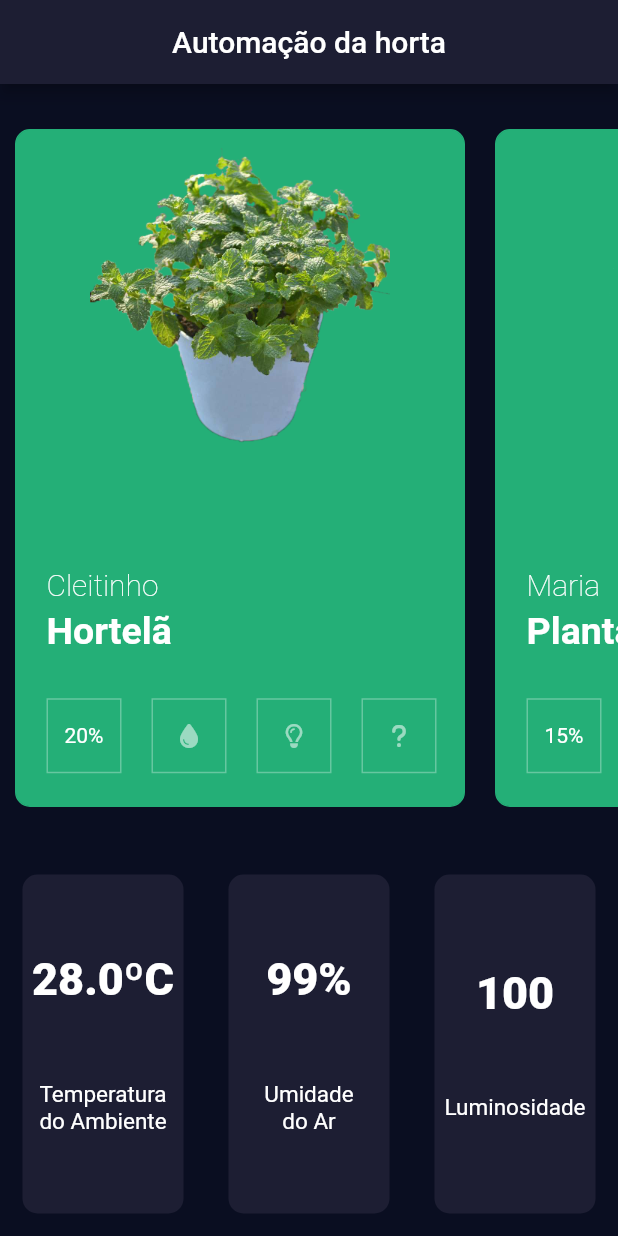
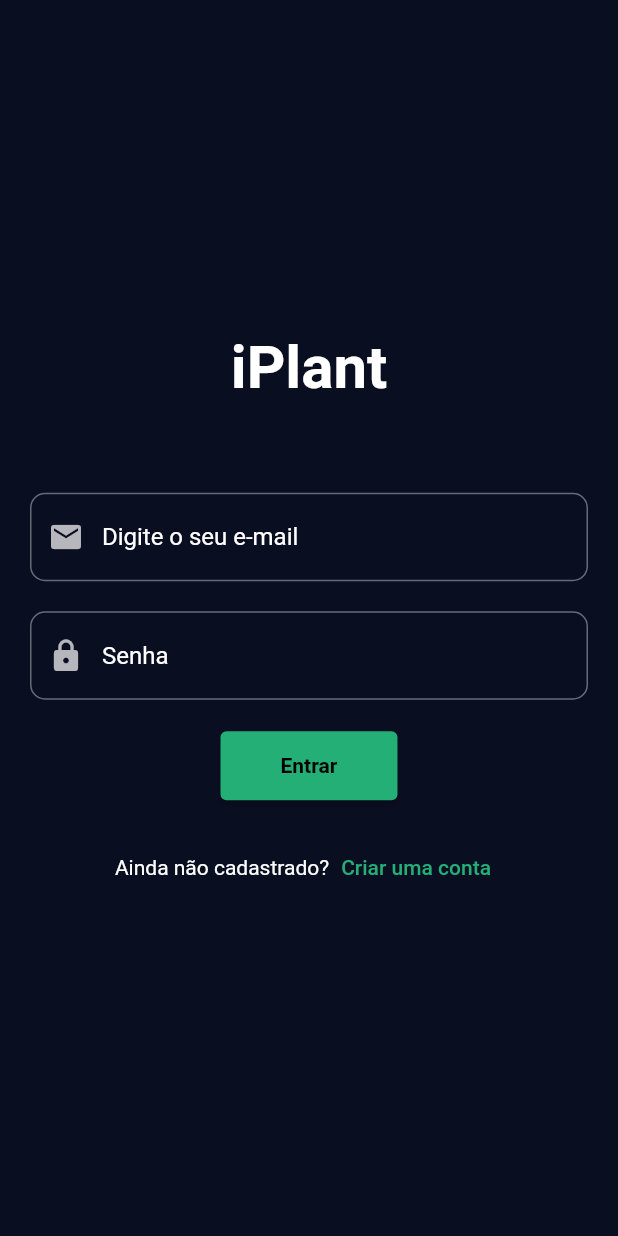
Before and after one commit to JMTheo/FarmHub, a Flutter app: the screen it shows after launch, on a phone screen of 412 x 824 dp. Run offline on Flutter 3.47's test engine with Material 2 defaults, Android fonts, the phone set to English and light mode, and no system bars; our stand-ins replace bot_toast, email_validator, flutter_mobx, font_awesome_flutter, mobx; missing offline and left inert: mqtt_client; generated files the repository leaves out were written again.

Commit message:
Criacao tela login e registro
Necessário customizar as cores e melhorar o reaproveitamento de código entre as duas telas

```diff
--- /dev/null
+++ b/lib/components/custom_elevated_button.dart
@@ -0,0 +1,28 @@
+import 'package:flutter/material.dart';
+
+import '../constants.dart';
+
+class CustomElevetedButton extends StatelessWidget {
+  CustomElevetedButton({Key? key, required this.onTap, required this.btnLabel})
+      : super(key: key);
+
+  final VoidCallback onTap;
+  final String btnLabel;
+
+  @override
+  Widget build(BuildContext context) {
+    return ElevatedButton(
+      onPressed: onTap,
+      style: ElevatedButton.styleFrom(
+        padding: const EdgeInsets.fromLTRB(40, 15, 40, 15),
+        primary: kDefaultColorGreen,
+      ),
+      child: Text(
+        btnLabel,
+        style: const TextStyle(
+          fontWeight: FontWeight.bold,
+        ),
+      ),
+    );
+  }
+}
--- a/lib/constants.dart
+++ b/lib/constants.dart
@@ -37,3 +37,5 @@ const TextStyle kNumbersTextStyle = TextStyle(
 const Color kActiveCardColor = Color(0xFF1D1E33);
 
 const Color kScaffoldBGColor = Color(0XFF0A0E21);
+
+const Color kAltAccentColour = Color(0xFFEB1555);
--- a/lib/main.dart
+++ b/lib/main.dart
@@ -1,7 +1,8 @@
 import 'package:flutter/material.dart';
 import 'package:bot_toast/bot_toast.dart';
 
-import 'package:automacao_horta/screens/home.dart';
+import '/screens/home_page.dart';
+import '/screens/login_page.dart';
 
 import 'constants.dart';
 
@@ -11,7 +12,7 @@ void main() {
 
 //cor verdinha 0xFF35CE8D | bariol
 class MyApp extends StatelessWidget {
-  // This widget is the root of your application.
+  // TODO: Acrescentar a fonte bariol
   @override
   Widget build(BuildContext context) {
     return MaterialApp(
@@ -19,13 +20,20 @@ class MyApp extends StatelessWidget {
       builder: BotToastInit(), //1. call BotToastInit
       navigatorObservers: [BotToastNavigatorObserver()],
       theme: ThemeData.dark().copyWith(
-          colorScheme: ColorScheme.fromSwatch().copyWith(
-            primary: kActiveCardColor,
-          ),
-          textTheme: const TextTheme(bodyText2: TextStyle(color: Colors.white)),
-          scaffoldBackgroundColor: kScaffoldBGColor),
+        appBarTheme: const AppBarTheme(
+          color: kScaffoldBGColor,
+        ),
+        colorScheme:
+            const ColorScheme.dark().copyWith(primary: kDefaultColorGreen),
+        hintColor: Colors.white,
+        scaffoldBackgroundColor: kScaffoldBGColor,
+      ),
 
-      home: Home(),
+      initialRoute: '/login',
+      routes: {
+        '/home': (context) => HomePage(),
+        '/login': (context) => const LoginPage(title: 'Login'),
+      },
     );
   }
 }
--- a/lib/screens/home.dart
+++ b/lib/screens/home_page.dart
@@ -4,22 +4,32 @@ import 'package:flutter_mobx/flutter_mobx.dart';
 
 import 'package:automacao_horta/components/bottom_card.dart';
 import 'package:automacao_horta/components/card_plant.dart';
+import 'package:font_awesome_flutter/font_awesome_flutter.dart';
 
 import '../controller/controller.dart';
 
 final controller = Controller();
 
-class Home extends StatefulWidget {
+class HomePage extends StatefulWidget {
   @override
-  _HomeState createState() => _HomeState();
+  _HomePageState createState() => _HomePageState();
 }
 
-class _HomeState extends State<Home> {
+class _HomePageState extends State<HomePage> {
   @override
   Widget build(BuildContext context) {
     return Scaffold(
       appBar: AppBar(
-        title: const Center(child: Text('Automação da horta')),
+        title: const Center(
+          child: Text('Automação da horta'),
+        ),
+        actions: <Widget>[
+          IconButton(
+              onPressed: () {
+                Navigator.pushNamed(context, '/login');
+              },
+              icon: const Icon(FontAwesomeIcons.triangleExclamation)),
+        ],
       ),
       body: Column(
         mainAxisAlignment: MainAxisAlignment.center,
--- /dev/null
+++ b/lib/screens/login_page.dart
@@ -0,0 +1,119 @@
+import 'package:flutter/material.dart';
+import 'package:email_validator/email_validator.dart';
+
+import '../components/custom_elevated_button.dart';
+import '../constants.dart';
+import 'home_page.dart';
+import 'register_page.dart';
+
+class LoginPage extends StatefulWidget {
+  const LoginPage({Key? key, required this.title}) : super(key: key);
+  final String title;
+
+  @override
+  State<LoginPage> createState() => _LoginPageState();
+}
+
+class _LoginPageState extends State<LoginPage> {
+  final _formKey = GlobalKey<FormState>();
+
+  @override
+  Widget build(BuildContext context) {
+    return Scaffold(
+      body: Container(
+        //TODO:Ajustar cor do Slider
+        padding: const EdgeInsets.all(20),
+        child: Column(
+          mainAxisAlignment: MainAxisAlignment.center,
+          crossAxisAlignment: CrossAxisAlignment.center,
+          children: <Widget>[
+            const Text(
+              'iPlant',
+              style: TextStyle(
+                fontWeight: FontWeight.bold,
+                fontSize: 40,
+              ),
+            ),
+            const SizedBox(
+              height: 60,
+            ),
+            Form(
+              key: _formKey,
+              child: Column(
+                children: [
+                  TextFormField(
+                    validator: (value) => EmailValidator.validate(value!)
+                        ? null
+                        : "Por favor, coloque um e-mail válido.",
+                    maxLines: 1,
+                    decoration: InputDecoration(
+                      hintText: 'Digite o seu e-mail',
+                      prefixIcon: const Icon(Icons.email),
+                      border: OutlineInputBorder(
+                        borderRadius: BorderRadius.circular(10),
+                      ),
+                    ),
+                  ),
+                  const SizedBox(
+                    height: 20,
+                  ),
+                  TextFormField(
+                    validator: (value) {
+                      if (value == null || value.isEmpty) {
+                        return 'Por favor, digite uma senha.';
+                      }
+                      return null;
+                    },
+                    maxLines: 1,
+                    obscureText: true,
+                    decoration: InputDecoration(
+                      prefixIcon: const Icon(Icons.lock),
+                      hintText: 'Senha',
+                      border: OutlineInputBorder(
+                        borderRadius: BorderRadius.circular(10),
+                      ),
+                    ),
+                  ),
+                  const SizedBox(
+                    height: 20,
+                  ),
+                  CustomElevetedButton(
+                      onTap: () {
+                        if (_formKey.currentState!.validate()) {
+                          Navigator.pushReplacement(
+                            context,
+                            MaterialPageRoute(builder: (context) => HomePage()),
+                          );
+                        }
+                      },
+                      btnLabel: 'Entrar'),
+                  const SizedBox(
+                    height: 20,
+                  ),
+                  Row(
+                    mainAxisAlignment: MainAxisAlignment.center,
+                    children: [
+                      const Text('Ainda não cadastrado?'),
+                      TextButton(
+                        onPressed: () {
+                          Navigator.pushReplacement(
+                            context,
+                            MaterialPageRoute(
+                                builder: (context) =>
+                                    const RegisterPage(title: 'Cadastro')),
+                          );
+                        },
+                        child: const Text('Criar uma conta',
+                            style: TextStyle(color: kDefaultColorGreen)),
+                      ),
+                    ],
+                  ),
+                ],
+              ),
+            )
+          ],
+        ),
+      ),
+    );
+  }
+}
```
Also changed, not shown: lib/screens/register_page.dart (added, +159 -0 lines), pubspec.yaml (+1 -8 lines), pubspec.lock.
